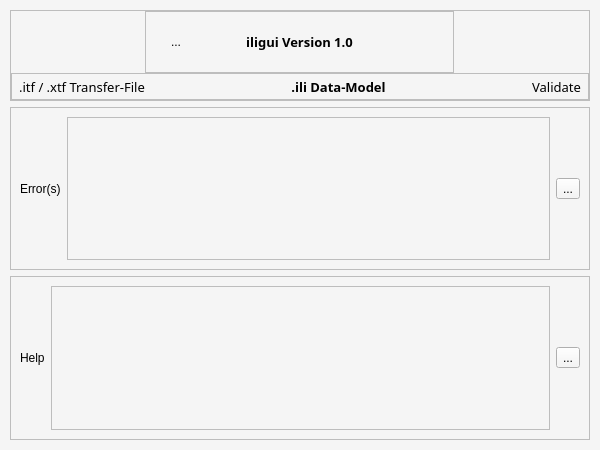
First picture: the form in window_main.ui, repository MoreIceFitzGerry/iligui, before the edit.
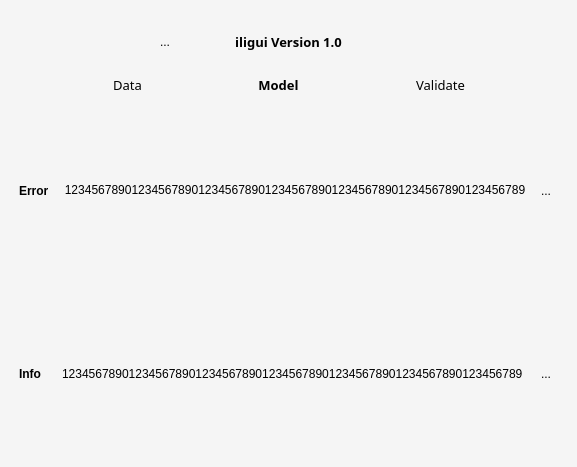
Second picture: the form after the edit. Icons and pictures are not drawn.

```diff
--- a/window_main.ui
+++ b/window_main.ui
@@ -6,10 +6,16 @@
    <rect>
     <x>0</x>
     <y>0</y>
-    <width>600</width>
-    <height>450</height>
+    <width>577</width>
+    <height>467</height>
    </rect>
   </property>
+  <property name="sizePolicy">
+   <sizepolicy hsizetype="Preferred" vsizetype="Preferred">
+    <horstretch>0</horstretch>
+    <verstretch>0</verstretch>
+   </sizepolicy>
+  </property>
   <property name="windowTitle">
    <string>iligui</string>
   </property>
@@ -37,29 +43,47 @@
     <string notr="true">background-color: WhiteSmoke;
 </string>
    </property>
-   <layout class="QVBoxLayout" name="verticalLayout_5">
+   <layout class="QVBoxLayout" name="verticalLayout_3">
+    <property name="spacing">
+     <number>3</number>
+    </property>
     <property name="leftMargin">
-     <number>10</number>
+     <number>3</number>
     </property>
     <property name="topMargin">
-     <number>10</number>
+     <number>3</number>
     </property>
     <property name="rightMargin">
-     <number>10</number>
+     <number>3</number>
     </property>
     <property name="bottomMargin">
-     <number>10</number>
+     <number>3</number>
     </property>
     <item alignment="Qt::AlignTop">
-     <widget class="QFrame" name="frame">
-      <property name="styleSheet">
-       <string notr="true"/>
+     <widget class="QFrame" name="topFrame">
+      <property name="sizePolicy">
+       <sizepolicy hsizetype="Preferred" vsizetype="Fixed">
+        <horstretch>0</horstretch>
+        <verstretch>0</verstretch>
+       </sizepolicy>
+      </property>
+      <property name="minimumSize">
+       <size>
+        <width>0</width>
+        <height>0</height>
+       </size>
+      </property>
+      <property name="baseSize">
+       <size>
+        <width>0</width>
+        <height>92</height>
+       </size>
       </property>
       <property name="frameShape">
-       <enum>QFrame::StyledPanel</enum>
+       <enum>QFrame::NoFrame</enum>
       </property>
       <property name="frameShadow">
-       <enum>QFrame::Raised</enum>
+       <enum>QFrame::Plain</enum>
       </property>
       <layout class="QVBoxLayout" name="verticalLayout">
        <property name="spacing">
@@ -69,7 +93,7 @@
         <number>0</number>
        </property>
        <property name="topMargin">
-        <number>0</number>
+        <number>9</number>
        </property>
        <property name="rightMargin">
         <number>0</number>
@@ -79,8 +103,14 @@
        </property>
        <item alignment="Qt::AlignHCenter">
         <widget class="QFrame" name="toolFrame">
+         <property name="sizePolicy">
+          <sizepolicy hsizetype="Preferred" vsizetype="Preferred">
+           <horstretch>0</horstretch>
+           <verstretch>0</verstretch>
+          </sizepolicy>
+         </property>
          <property name="frameShape">
-          <enum>QFrame::StyledPanel</enum>
+          <enum>QFrame::NoFrame</enum>
          </property>
          <property name="frameShadow">
           <enum>QFrame::Raised</enum>
@@ -152,7 +182,6 @@
              <font>
               <family>Segoe UI Black</family>
               <pointsize>10</pointsize>
-              <weight>75</weight>
               <bold>true</bold>
              </font>
             </property>
@@ -220,11 +249,17 @@
        </item>
        <item>
         <widget class="QFrame" name="inputFrame">
+         <property name="sizePolicy">
+          <sizepolicy hsizetype="Preferred" vsizetype="Preferred">
+           <horstretch>0</horstretch>
+           <verstretch>0</verstretch>
+          </sizepolicy>
+         </property>
          <property name="acceptDrops">
           <bool>true</bool>
          </property>
          <property name="frameShape">
-          <enum>QFrame::StyledPanel</enum>
+          <enum>QFrame::NoFrame</enum>
          </property>
          <property name="frameShadow">
           <enum>QFrame::Raised</enum>
@@ -245,6 +280,19 @@
           <property name="bottomMargin">
            <number>0</number>
           </property>
+          <item>
+           <spacer name="horizontalSpacer_5">
+            <property name="orientation">
+             <enum>Qt::Horizontal</enum>
+            </property>
+            <property name="sizeHint" stdset="0">
+             <size>
+              <width>40</width>
+              <height>20</height>
+             </size>
+            </property>
+           </spacer>
+          </item>
           <item>
            <widget class="QToolButton" name="fileselectButton">
             <property name="sizePolicy">
@@ -279,7 +327,7 @@
 </string>
             </property>
             <property name="text">
-             <string>.itf / .xtf Transfer-File</string>
+             <string>Data</string>
             </property>
             <property name="icon">
              <iconset>
@@ -333,7 +381,6 @@
              <font>
               <family>Segoe UI Black</family>
               <pointsize>10</pointsize>
-              <weight>75</weight>
               <bold>true</bold>
              </font>
             </property>
@@ -357,7 +404,7 @@
 </string>
             </property>
             <property name="text">
-             <string>.ili Data-Model</string>
+             <string>Model</string>
             </property>
             <property name="icon">
              <iconset>
@@ -444,6 +491,19 @@
             </property>
            </widget>
           </item>
+          <item>
+           <spacer name="horizontalSpacer_6">
+            <property name="orientation">
+             <enum>Qt::Horizontal</enum>
+            </property>
+            <property name="sizeHint" stdset="0">
+             <size>
+              <width>40</width>
+              <height>20</height>
+             </size>
+            </property>
+           </spacer>
+          </item>
          </layout>
         </widget>
        </item>
@@ -456,46 +516,186 @@
        <bool>true</bool>
       </property>
       <property name="sizePolicy">
-       <sizepolicy hsizetype="Preferred" vsizetype="Preferred">
+       <sizepolicy hsizetype="Preferred" vsizetype="Expanding">
         <horstretch>0</horstretch>
         <verstretch>0</verstretch>
        </sizepolicy>
       </property>
+      <property name="minimumSize">
+       <size>
+        <width>0</width>
+        <height>1</height>
+       </size>
+      </property>
+      <property name="autoFillBackground">
+       <bool>false</bool>
+      </property>
       <property name="frameShape">
-       <enum>QFrame::StyledPanel</enum>
+       <enum>QFrame::NoFrame</enum>
       </property>
       <property name="frameShadow">
-       <enum>QFrame::Raised</enum>
+       <enum>QFrame::Plain</enum>
+      </property>
+      <property name="lineWidth">
+       <number>1</number>
       </property>
       <layout class="QHBoxLayout" name="horizontalLayout_3">
+       <property name="spacing">
+        <number>0</number>
+       </property>
+       <property name="sizeConstraint">
+        <enum>QLayout::SetDefaultConstraint</enum>
+       </property>
+       <property name="leftMargin">
+        <number>16</number>
+       </property>
+       <property name="topMargin">
+        <number>5</number>
+       </property>
+       <property name="rightMargin">
+        <number>16</number>
+       </property>
+       <property name="bottomMargin">
+        <number>5</number>
+       </property>
        <item>
         <widget class="QLabel" name="errorLabel">
+         <property name="font">
+          <font>
+           <pointsize>9</pointsize>
+           <bold>true</bold>
+          </font>
+         </property>
          <property name="text">
-          <string>Error(s)</string>
+          <string>Error</string>
          </property>
         </widget>
        </item>
        <item>
-        <widget class="QPlainTextEdit" name="errorText">
+        <widget class="QLabel" name="errorITextcon">
+         <property name="text">
+          <string/>
+         </property>
+         <property name="pixmap">
+          <pixmap>icons/chevron-right.svg</pixmap>
+         </property>
+         <property name="alignment">
+          <set>Qt::AlignCenter</set>
+         </property>
+        </widget>
+       </item>
+       <item>
+        <widget class="QScrollArea" name="scrollArea">
          <property name="sizePolicy">
-          <sizepolicy hsizetype="Expanding" vsizetype="Expanding">
+          <sizepolicy hsizetype="MinimumExpanding" vsizetype="MinimumExpanding">
            <horstretch>0</horstretch>
            <verstretch>0</verstretch>
           </sizepolicy>
          </property>
-         <property name="lineWrapMode">
-          <enum>QPlainTextEdit::WidgetWidth</enum>
+         <property name="frameShape">
+          <enum>QFrame::NoFrame</enum>
          </property>
+         <property name="frameShadow">
+          <enum>QFrame::Plain</enum>
+         </property>
+         <property name="widgetResizable">
+          <bool>true</bool>
+         </property>
+         <widget class="QWidget" name="scrollAreaWidgetContents">
+          <property name="geometry">
+           <rect>
+            <x>0</x>
+            <y>0</y>
+            <width>461</width>
+            <height>118</height>
+           </rect>
+          </property>
+          <layout class="QVBoxLayout" name="verticalLayout_4">
+           <property name="spacing">
+            <number>0</number>
+           </property>
+           <property name="leftMargin">
+            <number>5</number>
+           </property>
+           <property name="topMargin">
+            <number>5</number>
+           </property>
+           <property name="rightMargin">
+            <number>5</number>
+           </property>
+           <property name="bottomMargin">
+            <number>5</number>
+           </property>
+           <item>
+            <widget class="QLabel" name="errorText">
+             <property name="sizePolicy">
+              <sizepolicy hsizetype="Preferred" vsizetype="Preferred">
+               <horstretch>0</horstretch>
+               <verstretch>0</verstretch>
+              </sizepolicy>
+             </property>
+             <property name="toolTip">
+              <string>&lt;html&gt;&lt;head/&gt;&lt;body&gt;&lt;p&gt;The Error returned by the Validator. The direct Position will be delivered if possible.&lt;/p&gt;&lt;p&gt;Click on the Error to open your INTERLIS Transfer-File with your preferred editor for XML Files. &lt;/p&gt;&lt;/body&gt;&lt;/html&gt;</string>
+             </property>
+             <property name="frameShape">
+              <enum>QFrame::NoFrame</enum>
+             </property>
+             <property name="text">
+              <string>123456789012345678901234567890123456789012345678901234567890123456789</string>
+             </property>
+             <property name="scaledContents">
+              <bool>false</bool>
+             </property>
+             <property name="alignment">
+              <set>Qt::AlignCenter</set>
+             </property>
+             <property name="wordWrap">
+              <bool>true</bool>
+             </property>
+             <property name="indent">
+              <number>0</number>
+             </property>
+             <property name="openExternalLinks">
+              <bool>true</bool>
+             </property>
+             <property name="textInteractionFlags">
+              <set>Qt::LinksAccessibleByMouse|Qt::TextSelectableByMouse</set>
+             </property>
+            </widget>
+           </item>
+          </layout>
+         </widget>
         </widget>
        </item>
        <item>
         <widget class="QToolButton" name="errorButton">
+         <property name="sizePolicy">
+          <sizepolicy hsizetype="Preferred" vsizetype="Preferred">
+           <horstretch>0</horstretch>
+           <verstretch>0</verstretch>
+          </sizepolicy>
+         </property>
          <property name="text">
           <string>...</string>
          </property>
          <property name="icon">
           <iconset>
-           <normaloff>icons/help-circle.svg</normaloff>icons/help-circle.svg</iconset>
+           <normaloff>icons/info.svg</normaloff>icons/info.svg</iconset>
+         </property>
+         <property name="iconSize">
+          <size>
+           <width>16</width>
+           <height>16</height>
+          </size>
+         </property>
+         <property name="popupMode">
+          <enum>QToolButton::DelayedPopup</enum>
+         </property>
+         <property name="autoRaise">
+          <bool>true</bool>
+         </property>
+         <property name="arrowType">
+          <enum>Qt::NoArrow</enum>
          </property>
         </widget>
        </item>
@@ -507,41 +707,162 @@
       <property name="enabled">
        <bool>true</bool>
       </property>
+      <property name="sizePolicy">
+       <sizepolicy hsizetype="Preferred" vsizetype="Preferred">
+        <horstretch>0</horstretch>
+        <verstretch>0</verstretch>
+       </sizepolicy>
+      </property>
+      <property name="minimumSize">
+       <size>
+        <width>0</width>
+        <height>1</height>
+       </size>
+      </property>
       <property name="frameShape">
-       <enum>QFrame::StyledPanel</enum>
+       <enum>QFrame::NoFrame</enum>
       </property>
       <property name="frameShadow">
-       <enum>QFrame::Raised</enum>
+       <enum>QFrame::Plain</enum>
       </property>
       <layout class="QHBoxLayout" name="horizontalLayout_4">
+       <property name="spacing">
+        <number>0</number>
+       </property>
+       <property name="sizeConstraint">
+        <enum>QLayout::SetDefaultConstraint</enum>
+       </property>
+       <property name="leftMargin">
+        <number>16</number>
+       </property>
+       <property name="topMargin">
+        <number>5</number>
+       </property>
+       <property name="rightMargin">
+        <number>16</number>
+       </property>
+       <property name="bottomMargin">
+        <number>5</number>
+       </property>
        <item>
         <widget class="QLabel" name="helpLabel">
+         <property name="font">
+          <font>
+           <bold>true</bold>
+          </font>
+         </property>
          <property name="text">
-          <string>Help</string>
+          <string>Info </string>
          </property>
+         <property name="alignment">
+          <set>Qt::AlignLeading|Qt::AlignLeft|Qt::AlignVCenter</set>
+         </property>
         </widget>
        </item>
        <item>
-        <widget class="QPlainTextEdit" name="helpText">
+        <widget class="QLabel" name="helpTextIcon">
+         <property name="sizePolicy">
+          <sizepolicy hsizetype="Preferred" vsizetype="Preferred">
+           <horstretch>0</horstretch>
+           <verstretch>0</verstretch>
+          </sizepolicy>
+         </property>
+         <property name="text">
+          <string/>
+         </property>
+         <property name="pixmap">
+          <pixmap>icons/chevron-right.svg</pixmap>
+         </property>
+         <property name="alignment">
+          <set>Qt::AlignCenter</set>
+         </property>
+        </widget>
+       </item>
+       <item>
+        <widget class="QScrollArea" name="scrollArea_2">
          <property name="sizePolicy">
           <sizepolicy hsizetype="Expanding" vsizetype="Expanding">
            <horstretch>0</horstretch>
            <verstretch>0</verstretch>
           </sizepolicy>
          </property>
-         <property name="lineWrapMode">
-          <enum>QPlainTextEdit::WidgetWidth</enum>
+         <property name="frameShape">
+          <enum>QFrame::NoFrame</enum>
          </property>
+         <property name="frameShadow">
+          <enum>QFrame::Plain</enum>
+         </property>
+         <property name="widgetResizable">
+          <bool>true</bool>
+         </property>
+         <widget class="QWidget" name="scrollAreaWidgetContents_2">
+          <property name="geometry">
+           <rect>
+            <x>0</x>
+            <y>0</y>
+            <width>462</width>
+            <height>117</height>
+           </rect>
+          </property>
+          <layout class="QVBoxLayout" name="verticalLayout_2">
+           <property name="spacing">
+            <number>0</number>
+           </property>
+           <property name="leftMargin">
+            <number>5</number>
+           </property>
+           <property name="topMargin">
+            <number>5</number>
+           </property>
+           <property name="rightMargin">
+            <number>5</number>
+           </property>
+           <property name="bottomMargin">
+            <number>5</number>
+           </property>
+           <item alignment="Qt::AlignHCenter">
+            <widget class="QLabel" name="helpText">
+             <property name="frameShape">
+              <enum>QFrame::NoFrame</enum>
+             </property>
+             <property name="text">
+              <string>123456789012345678901234567890123456789012345678901234567890123456789</string>
+             </property>
+             <property name="wordWrap">
+              <bool>true</bool>
+             </property>
+             <property name="indent">
+              <number>0</number>
+             </property>
+             <property name="openExternalLinks">
+              <bool>true</bool>
+             </property>
+             <property name="textInteractionFlags">
+              <set>Qt::LinksAccessibleByMouse|Qt::TextSelectableByMouse</set>
+             </property>
+            </widget>
+           </item>
+          </layout>
+         </widget>
         </widget>
        </item>
        <item>
         <widget class="QToolButton" name="helpButton">
+         <property name="sizePolicy">
+          <sizepolicy hsizetype="Preferred" vsizetype="Preferred">
+           <horstretch>0</horstretch>
+           <verstretch>0</verstretch>
+          </sizepolicy>
+         </property>
          <property name="text">
           <string>...</string>
          </property>
          <property name="icon">
           <iconset>
-           <normaloff>icons/chatgpt_logo.png</normaloff>icons/chatgpt_logo.png</iconset>
+           <normaloff>icons/book-open.svg</normaloff>icons/book-open.svg</iconset>
+         </property>
+         <property name="autoRaise">
+          <bool>true</bool>
          </property>
         </widget>
        </item>
```
Left out of the diff: 9 changed lines with no effect on the pictures.
